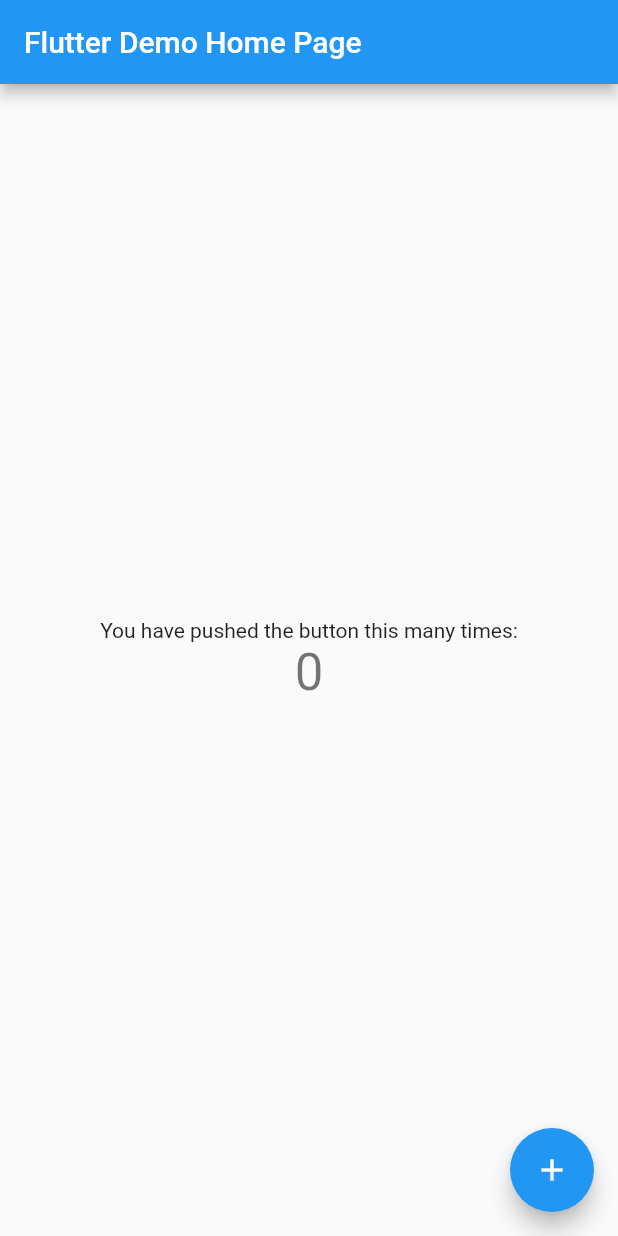
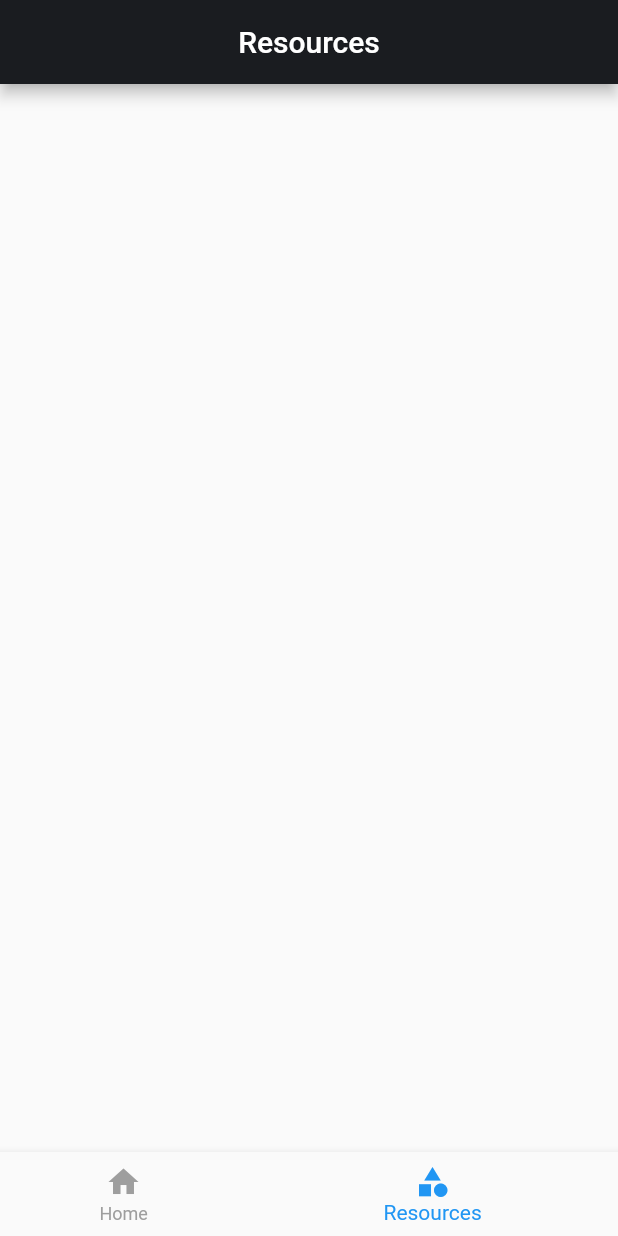
Before and after one commit to singhvedant/ncacch, a Flutter app: the screen it shows after launch, on a phone screen of 412 x 824 dp. Run offline on Flutter 3.47's test engine with Material 2 defaults, Android fonts, the phone set to English and light mode, and no system bars; our stand-ins replace firebase_core; accounts and stored records are empty.

Commit message:
Added Shell Plz chek before adding to main

```diff
--- a/lib/main.dart
+++ b/lib/main.dart
@@ -1,115 +1,60 @@
 import 'package:flutter/material.dart';
+import 'package:provider/provider.dart';
 
-void main() {
-  runApp(const MyApp());
-}
+import 'providers/DataProvider.dart';
+import 'package:firebase_core/firebase_core.dart';
+
+import 'pages/HomeScreen.dart';
+import 'pages/SplashScreen.dart';
+import 'pages/ResourceScreen.dart';
+import 'pages/TabsScreen.dart';
+import 'pages/CovidResource.dart';
+
+void main() => runApp(MyApp());
 
 class MyApp extends StatelessWidget {
-  const MyApp({Key? key}) : super(key: key);
-
-  // This widget is the root of your application.
   @override
   Widget build(BuildContext context) {
-    return MaterialApp(
-      title: 'Flutter Demo',
-      theme: ThemeData(
-        // This is the theme of your application.
-        //
-        // Try running your application with "flutter run". You'll see the
-        // application has a blue toolbar. Then, without quitting the app, try
-        // changing the primarySwatch below to Colors.green and then invoke
-        // "hot reload" (press "r" in the console where you ran "flutter run",
-        // or simply save your changes to "hot reload" in a Flutter IDE).
-        // Notice that the counter didn't reset back to zero; the application
-        // is not restarted.
-        primarySwatch: Colors.blue,
-      ),
-      home: const MyHomePage(title: 'Flutter Demo Home Page'),
-    );
+    Map<int, Color> color = {
+      50: const Color.fromRGBO(136, 14, 79, .1),
+      100: const Color.fromRGBO(136, 14, 79, .2),
+      200: const Color.fromRGBO(136, 14, 79, .3),
+      300: const Color.fromRGBO(136, 14, 79, .4),
+      400: const Color.fromRGBO(136, 14, 79, .5),
+      500: const Color.fromRGBO(136, 14, 79, .6),
+      600: const Color.fromRGBO(136, 14, 79, .7),
+      700: const Color.fromRGBO(136, 14, 79, .8),
+      800: const Color.fromRGBO(136, 14, 79, .9),
+      900: const Color.fromRGBO(136, 14, 79, 1),
+    };
+    final Future<FirebaseApp> _initialization = Firebase.initializeApp();
+
+    return MultiProvider(
+        providers: [
+          ChangeNotifierProvider(
+            create: (ctx) => DataProvider(),
+          ),
+        ],
+        child: FutureBuilder(
+          future: _initialization,
+          builder: (context, appSnapshot) {
+            return MaterialApp(
+              theme: ThemeData(
+                colorScheme: ColorScheme.fromSwatch(
+                        primarySwatch: MaterialColor(0xff1a1c20, color))
+                    .copyWith(secondary: MaterialColor(0xfff9813a, color)),
+              ),
+              home: appSnapshot.connectionState != ConnectionState.done
+                  ? const SplashScreen()
+                  : const TabsScreen(),
+              routes: {
+                HomeScreen.routeName: (ctx) => HomeScreen(),
+                TabsScreen.routeName: (ctx) => const TabsScreen(),
+                ResourceScreen.routeName: (ctx) => ResourceScreen(),
+                CovidResource.routeName: (ctx) => CovidResource(),
+              },
+            );
+          },
+        ));
   }
 }
-
-class MyHomePage extends StatefulWidget {
-  const MyHomePage({Key? key, required this.title}) : super(key: key);
-
-  // This widget is the home page of your application. It is stateful, meaning
-  // that it has a State object (defined below) that contains fields that affect
-  // how it looks.
-
-  // This class is the configuration for the state. It holds the values (in this
-  // case the title) provided by the parent (in this case the App widget) and
-  // used by the build method of the State. Fields in a Widget subclass are
-  // always marked "final".
-
-  final String title;
-
-  @override
-  State<MyHomePage> createState() => _MyHomePageState();
-}
-
-class _MyHomePageState extends State<MyHomePage> {
-  int _counter = 0;
-
-  void _incrementCounter() {
-    setState(() {
-      // This call to setState tells the Flutter framework that something has
-      // changed in this State, which causes it to rerun the build method below
-      // so that the display can reflect the updated values. If we changed
-      // _counter without calling setState(), then the build method would not be
-      // called again, and so nothing would appear to happen.
-      _counter++;
-    });
-  }
-
-  @override
-  Widget build(BuildContext context) {
-    // This method is rerun every time setState is called, for instance as done
-    // by the _incrementCounter method above.
-    //
-    // The Flutter framework has been optimized to make rerunning build methods
-    // fast, so that you can just rebuild anything that needs updating rather
-    // than having to individually change instances of widgets.
-    return Scaffold(
-      appBar: AppBar(
-        // Here we take the value from the MyHomePage object that was created by
-        // the App.build method, and use it to set our appbar title.
-        title: Text(widget.title),
-      ),
-      body: Center(
-        // Center is a layout widget. It takes a single child and positions it
-        // in the middle of the parent.
-        child: Column(
-          // Column is also a layout widget. It takes a list of children and
-          // arranges them vertically. By default, it sizes itself to fit its
-          // children horizontally, and tries to be as tall as its parent.
-          //
-          // Invoke "debug painting" (press "p" in the console, choose the
-          // "Toggle Debug Paint" action from the Flutter Inspector in Android
-          // Studio, or the "Toggle Debug Paint" command in Visual Studio Code)
-          // to see the wireframe for each widget.
-          //
-          // Column has various properties to control how it sizes itself and
-          // how it positions its children. Here we use mainAxisAlignment to
-          // center the children vertically; the main axis here is the vertical
-          // axis because Columns are vertical (the cross axis would be
-          // horizontal).
-          mainAxisAlignment: MainAxisAlignment.center,
-          children: <Widget>[
-            const Text(
-              'You have pushed the button this many times:',
-            ),
-            Text(
-              '$_counter',
-              style: Theme.of(context).textTheme.headline4,
-            ),
-          ],
-        ),
-      ),
-      floatingActionButton: FloatingActionButton(
-        onPressed: _incrementCounter,
-        tooltip: 'Increment',
-        child: const Icon(Icons.add),
-      ), // This trailing comma makes auto-formatting nicer for build methods.
-    );
-  }
-}
--- /dev/null
+++ b/lib/pages/CovidResource.dart
@@ -0,0 +1,11 @@
+import 'package:flutter/material.dart';
+
+class CovidResource extends StatelessWidget {
+  const CovidResource({Key? key}) : super(key: key);
+  static const routeName = '/CovidResource';
+
+  @override
+  Widget build(BuildContext context) {
+    return Container();
+  }
+}
--- /dev/null
+++ b/lib/pages/HomeScreen.dart
@@ -0,0 +1,11 @@
+import 'package:flutter/material.dart';
+
+class HomeScreen extends StatelessWidget {
+  const HomeScreen({Key? key}) : super(key: key);
+  static const routeName = '/HomeScreen';
+
+  @override
+  Widget build(BuildContext context) {
+    return Container();
+  }
+}
--- /dev/null
+++ b/lib/pages/ResourceScreen.dart
@@ -0,0 +1,11 @@
+import 'package:flutter/material.dart';
+
+class ResourceScreen extends StatelessWidget {
+  const ResourceScreen({Key? key}) : super(key: key);
+  static const routeName = '/ResourceScreen';
+
+  @override
+  Widget build(BuildContext context) {
+    return Container();
+  }
+}
--- /dev/null
+++ b/lib/pages/SplashScreen.dart
@@ -0,0 +1,10 @@
+import 'package:flutter/material.dart';
+
+class SplashScreen extends StatelessWidget {
+  const SplashScreen({Key? key}) : super(key: key);
+  static const routeName = '/SplashScreen';
+  @override
+  Widget build(BuildContext context) {
+    return Container();
+  }
+}
--- /dev/null
+++ b/lib/pages/TabsScreen.dart
@@ -0,0 +1,66 @@
+import 'package:flutter/material.dart';
+
+import 'ResourceScreen.dart';
+import 'HomeScreen.dart';
+
+class TabsScreen extends StatefulWidget {
+  const TabsScreen({Key? key}) : super(key: key);
+  static const routeName = '/tabsScreen';
+
+  @override
+  _TabsScreenState createState() => _TabsScreenState();
+}
+
+class _TabsScreenState extends State<TabsScreen> {
+  int _selectedPageIndex = 1;
+
+  void _selectPage(int index) {
+    setState(() {
+      _selectedPageIndex = index;
+    });
+  }
+
+  final List<Map<String, dynamic>> _pages = [
+    {
+      'page': HomeScreen(),
+      'title': "NCACCH HOME",
+    },
+    {
+      'page': ResourceScreen(),
+      'title': "Resources",
+    }
+  ];
+
+  @override
+  Widget build(BuildContext context) {
+    return Scaffold(
+      appBar: AppBar(
+        title: Text(
+          _pages[_selectedPageIndex]['title'].toString(),
+        ),
+        centerTitle: true,
+      ),
+      body: _pages[_selectedPageIndex]['page'],
+      bottomNavigationBar: BottomNavigationBar(
+        onTap: _selectPage,
+        elevation: 5,
+        backgroundColor: Colors.tealAccent,
+        unselectedItemColor: Colors.grey,
+        showUnselectedLabels: true,
+        selectedItemColor: Colors.blue,
+        currentIndex: _selectedPageIndex,
+        type: BottomNavigationBarType.shifting,
+        items: [
+          BottomNavigationBarItem(
+            icon: Icon(Icons.home),
+            label: "Home",
+          ),
+          BottomNavigationBarItem(
+            icon: Icon(Icons.category),
+            label: "Resources",
+          ),
+        ],
+      ),
+    );
+  }
+}
--- /dev/null
+++ b/lib/providers/DataProvider.dart
@@ -0,0 +1,8 @@
+import 'package:flutter/material.dart';
+
+class DataProvider extends ChangeNotifier {
+  var _count = 0;
+  void incrementCounter() {
+    _count += 1;
+  }
+}
--- a/pubspec.yaml
+++ b/pubspec.yaml
@@ -34,6 +34,8 @@
   # The following adds the Cupertino Icons font to your application.
   # Use with the CupertinoIcons class for iOS style icons.
   cupertino_icons: ^1.0.2
+  firebase_core: ^1.18.0
+  provider: ^6.0.3
 
 dev_dependencies:
   flutter_test:
```
Also changed, not shown: pubspec.lock, 3 other files.
